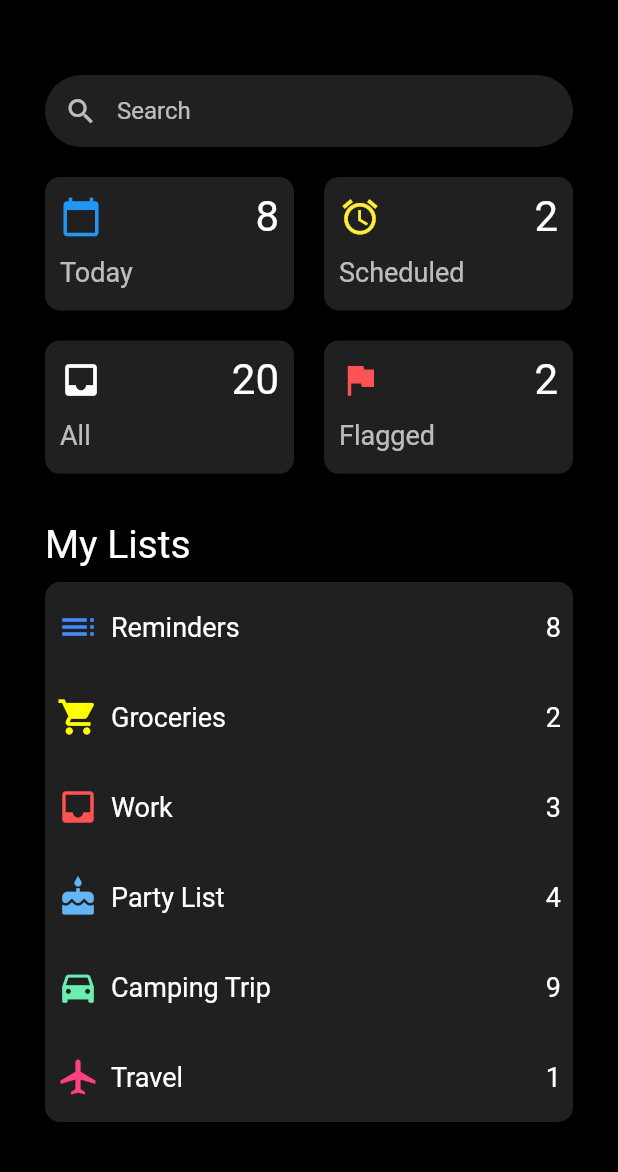
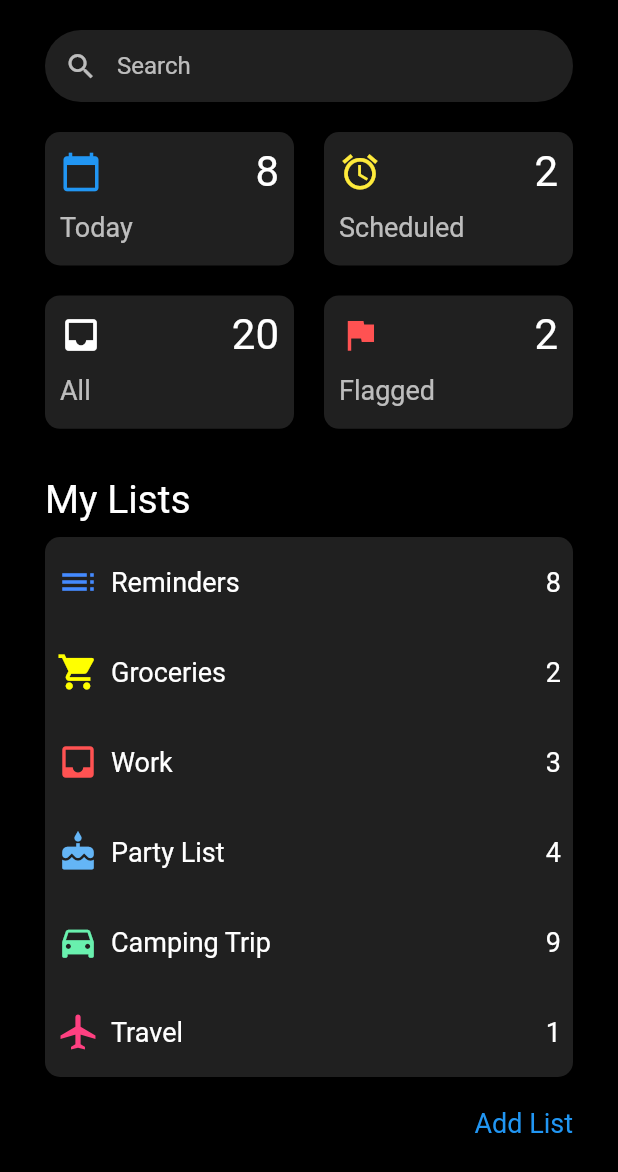
Before and after one commit to abhishekdewan101/FlutterTodo, a Flutter app: the screen it shows after launch, on a phone screen of 412 x 824 dp. Shown: the top 1172 px of the screen. Run offline on Flutter 3.47's test engine with Material 2 defaults, Android fonts, the phone set to English and light mode, and no system bars.

Commit message:
added the add list button

```diff
--- a/lib/ApplicationHome.dart
+++ b/lib/ApplicationHome.dart
@@ -1,6 +1,7 @@
 import 'package:flutter/cupertino.dart';
 import 'package:flutter/material.dart';
 import 'package:todoapplication/utils/TodoColors.dart';
+import 'package:todoapplication/widgets/AddListButtonWidget.dart';
 import 'package:todoapplication/widgets/CategoryGridWidget.dart';
 import 'package:todoapplication/widgets/ListCategoriesWidget.dart';
 import 'package:todoapplication/widgets/SearchBarWidget.dart';
@@ -10,14 +11,15 @@ class ApplicationHome extends StatelessWidget {
   Widget build(BuildContext context) {
     // TODO: implement build
     return new Padding(
-        padding: EdgeInsets.fromLTRB(30, 50, 30, 0),
+        padding: EdgeInsets.fromLTRB(30, 20, 30, 0),
         child: new ListView(
           children: <Widget>[
             new Column(
               children: <Widget>[
                 new SearchBarWidget(),
                 new CategoryGridWidget(),
-                new ListCategoriesWidget()
+                new ListCategoriesWidget(),
+                new AddListButtonWidget()
               ],
             ),
           ],
--- /dev/null
+++ b/lib/widgets/AddListButtonWidget.dart
@@ -0,0 +1,19 @@
+import 'package:flutter/cupertino.dart';
+import 'package:flutter/material.dart';
+
+class AddListButtonWidget extends StatelessWidget {
+
+  @override
+  Widget build(BuildContext context) {
+    return new Padding(
+      padding: const EdgeInsets.fromLTRB(0, 20, 0, 20),
+      child: new Row(
+        children: <Widget>[
+          new Text("Add List",
+              style: TextStyle(color: Colors.blue, fontSize: 18))
+        ],
+        mainAxisAlignment: MainAxisAlignment.end,
+      ),
+    );
+  }
+}
```
